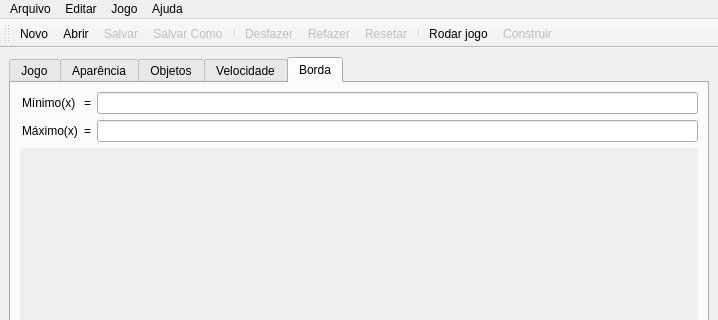
Old version of the form mathrunner/ui/form_main_window.ui in the repository LAD-MathQuest/MathRunner; both pictures show x 0 to 718 and y 0 to 320 of the 718 by 596 pixel window.
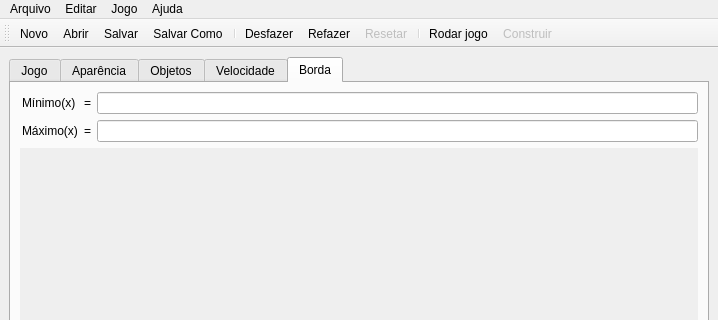
New version of the form. Icons and pictures are not drawn. Custom widgets are drawn as their Qt base class.

What changed in the file:
```diff
--- a/mathrunner/ui/form_main_window.ui
+++ b/mathrunner/ui/form_main_window.ui
@@ -1894,7 +1894,7 @@
   </action>
   <action name="action_Undo">
    <property name="enabled">
-    <bool>false</bool>
+    <bool>true</bool>
    </property>
    <property name="icon">
     <iconset resource="../resources.qrc">
@@ -1912,7 +1912,7 @@
   </action>
   <action name="action_Redo">
    <property name="enabled">
-    <bool>false</bool>
+    <bool>true</bool>
    </property>
    <property name="icon">
     <iconset resource="../resources.qrc">
@@ -1972,7 +1972,7 @@
   </action>
   <action name="action_Save">
    <property name="enabled">
-    <bool>false</bool>
+    <bool>true</bool>
    </property>
    <property name="icon">
     <iconset resource="../resources.qrc">
@@ -2008,7 +2008,7 @@
   </action>
   <action name="action_Save_as">
    <property name="enabled">
-    <bool>false</bool>
+    <bool>true</bool>
    </property>
    <property name="icon">
     <iconset resource="../resources.qrc">
```
